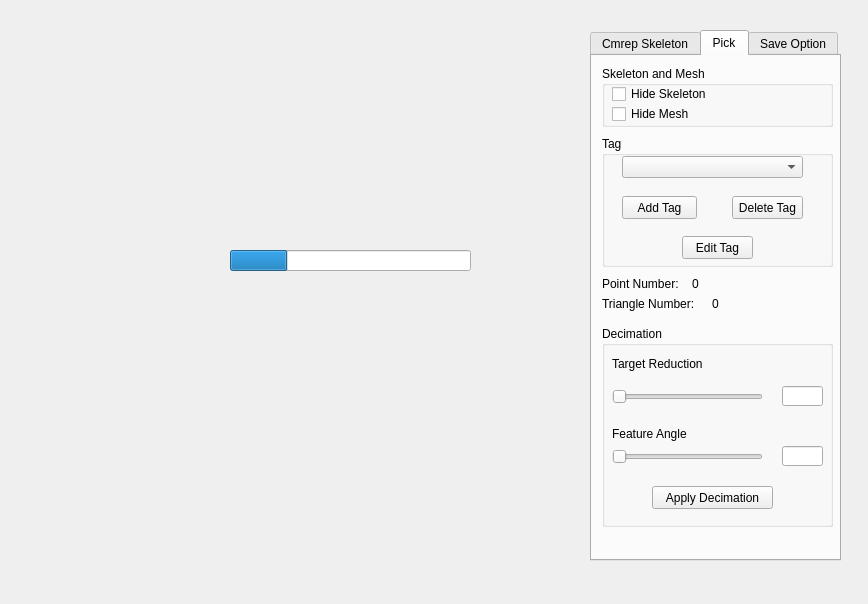
Old version of the form EventQtSlotConnect.ui in the repository tiansijie/cmrep_skelGUI.
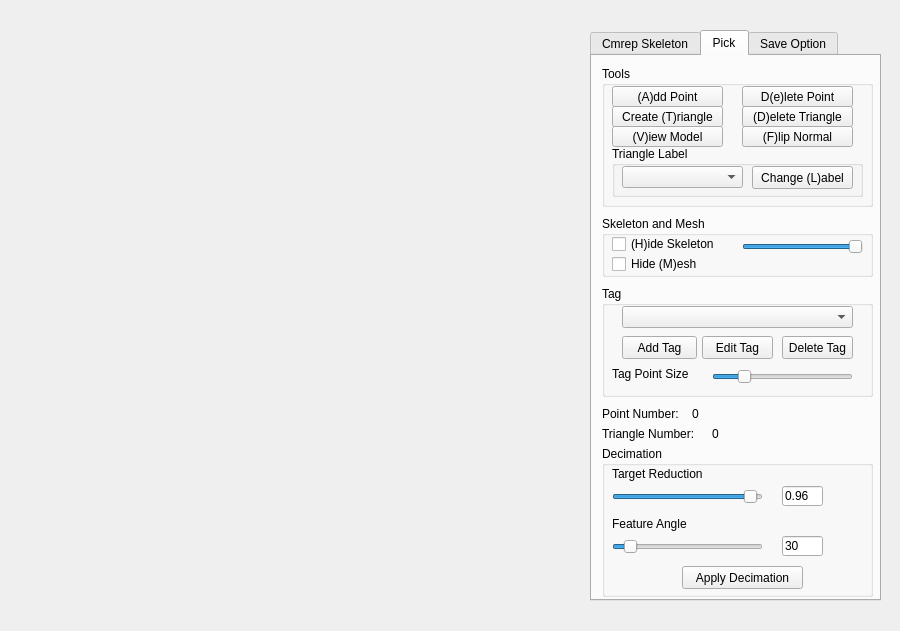
New version of the form. Custom widgets are drawn as their Qt base class.

The edit to the form file:
```diff
--- a/EventQtSlotConnect.ui
+++ b/EventQtSlotConnect.ui
@@ -6,8 +6,8 @@
    <rect>
     <x>0</x>
     <y>0</y>
-    <width>868</width>
-    <height>604</height>
+    <width>900</width>
+    <height>631</height>
    </rect>
   </property>
   <property name="windowTitle">
@@ -23,7 +23,7 @@
       <x>20</x>
       <y>30</y>
       <width>551</width>
-      <height>531</height>
+      <height>571</height>
      </rect>
     </property>
     <property name="sizePolicy">
@@ -41,8 +41,8 @@
      <rect>
       <x>590</x>
       <y>30</y>
-      <width>251</width>
-      <height>531</height>
+      <width>291</width>
+      <height>571</height>
      </rect>
     </property>
     <property name="currentIndex">
@@ -58,8 +58,8 @@
      <widget class="QPushButton" name="cmrepVskel">
       <property name="geometry">
        <rect>
-        <x>80</x>
-        <y>440</y>
+        <x>90</x>
+        <y>310</y>
         <width>101</width>
         <height>31</height>
        </rect>
@@ -71,59 +71,73 @@
      <widget class="QLabel" name="label">
       <property name="geometry">
        <rect>
-        <x>30</x>
+        <x>10</x>
         <y>100</y>
-        <width>54</width>
-        <height>12</height>
+        <width>91</width>
+        <height>16</height>
        </rect>
       </property>
+      <property name="toolTip">
+       <string>Minimal number of mesh edges separating two generator points of a VD face for it to be considered (try 2, 3)</string>
+      </property>
       <property name="text">
-       <string>e</string>
+       <string>Edge Criterion</string>
       </property>
      </widget>
      <widget class="QLabel" name="label_2">
       <property name="geometry">
        <rect>
-        <x>30</x>
+        <x>10</x>
         <y>130</y>
-        <width>54</width>
-        <height>12</height>
+        <width>101</width>
+        <height>16</height>
        </rect>
       </property>
+      <property name="toolTip">
+       <string>Prune the mesh using factor X.XX (try 2.0). The pruning algorithm deletes faces in the VD for which the ratio of the 
+geodesic distance between the generating points and the euclidean distance between these points is less than X.XX</string>
+      </property>
       <property name="text">
-       <string>p</string>
+       <string>Pruning Factor</string>
       </property>
      </widget>
      <widget class="QLabel" name="label_3">
       <property name="geometry">
        <rect>
-        <x>30</x>
+        <x>10</x>
         <y>160</y>
-        <width>54</width>
-        <height>12</height>
+        <width>111</width>
+        <height>16</height>
        </rect>
       </property>
+      <property name="toolTip">
+       <string>Take at most N connected components of the skeleton</string>
+      </property>
       <property name="text">
-       <string>c</string>
+       <string>Max Conn.Component</string>
       </property>
      </widget>
      <widget class="QLabel" name="label_4">
       <property name="geometry">
        <rect>
-        <x>30</x>
+        <x>10</x>
         <y>190</y>
-        <width>54</width>
-        <height>12</height>
+        <width>71</width>
+        <height>16</height>
        </rect>
       </property>
+      <property name="toolTip">
+       <string>Tolerance for the inside/outside search algorithm (default 1e-6). Use lower values if holes appear in the skeleton. Set to 
+zero to disable pruning of outside vertices</string>
+      </property>
       <property name="text">
-       <string>t</string>
+       <string>Tolerance</string>
       </property>
      </widget>
      <widget class="QSpinBox" name="eParameter">
       <property name="geometry">
        <rect>
-        <x>60</x>
+        <x>150</x>
         <y>100</y>
         <width>42</width>
         <height>22</height>
@@ -133,39 +147,32 @@
      <widget class="QDoubleSpinBox" name="pParameter">
       <property name="geometry">
        <rect>
-        <x>60</x>
+        <x>150</x>
         <y>130</y>
         <width>62</width>
         <height>22</height>
        </rect>
       </property>
+      <property name="singleStep">
+       <double>0.100000000000000</double>
+      </property>
      </widget>
      <widget class="QSpinBox" name="cParameter">
       <property name="geometry">
        <rect>
-        <x>60</x>
+        <x>150</x>
         <y>160</y>
         <width>42</width>
         <height>22</height>
        </rect>
       </property>
      </widget>
-     <widget class="QSpinBox" name="tParameter">
-      <property name="geometry">
-       <rect>
-        <x>60</x>
-        <y>190</y>
-        <width>42</width>
-        <height>22</height>
-       </rect>
-      </property>
-     </widget>
      <widget class="Line" name="line">
       <property name="geometry">
        <rect>
         <x>0</x>
         <y>220</y>
-        <width>251</width>
+        <width>291</width>
         <height>20</height>
        </rect>
       </property>
@@ -178,7 +185,7 @@
        <rect>
         <x>-10</x>
         <y>60</y>
-        <width>251</width>
+        <width>301</width>
         <height>20</height>
        </rect>
       </property>
@@ -189,7 +196,7 @@
      <widget class="QLabel" name="label_5">
       <property name="geometry">
        <rect>
-        <x>70</x>
+        <x>100</x>
         <y>70</y>
         <width>101</width>
         <height>21</height>
@@ -202,7 +209,7 @@
      <widget class="QLabel" name="label_6">
       <property name="geometry">
        <rect>
-        <x>80</x>
+        <x>110</x>
         <y>240</y>
         <width>91</width>
         <height>16</height>
@@ -213,10 +220,13 @@
       </property>
      </widget>
      <widget class="QLabel" name="label_7">
+      <property name="enabled">
+       <bool>true</bool>
+      </property>
       <property name="geometry">
        <rect>
-        <x>30</x>
-        <y>260</y>
+        <x>50</x>
+        <y>380</y>
         <width>54</width>
         <height>12</height>
        </rect>
@@ -228,8 +238,8 @@
      <widget class="QLineEdit" name="sParameter">
       <property name="geometry">
        <rect>
-        <x>70</x>
-        <y>260</y>
+        <x>90</x>
+        <y>380</y>
         <width>113</width>
         <height>20</height>
        </rect>
@@ -238,8 +248,8 @@
      <widget class="QLabel" name="label_8">
       <property name="geometry">
        <rect>
-        <x>30</x>
-        <y>290</y>
+        <x>50</x>
+        <y>410</y>
         <width>54</width>
         <height>12</height>
        </rect>
@@ -251,8 +261,8 @@
      <widget class="QLineEdit" name="RParameter">
       <property name="geometry">
        <rect>
-        <x>70</x>
-        <y>290</y>
+        <x>90</x>
+        <y>410</y>
         <width>113</width>
         <height>20</height>
        </rect>
@@ -261,8 +271,8 @@
      <widget class="QLabel" name="label_9">
       <property name="geometry">
        <rect>
-        <x>30</x>
-        <y>320</y>
+        <x>50</x>
+        <y>440</y>
         <width>54</width>
         <height>12</height>
        </rect>
@@ -274,8 +284,8 @@
      <widget class="QLineEdit" name="TParameter">
       <property name="geometry">
        <rect>
-        <x>70</x>
-        <y>320</y>
+        <x>90</x>
+        <y>440</y>
         <width>113</width>
         <height>20</height>
        </rect>
@@ -284,8 +294,8 @@
      <widget class="QLabel" name="label_10">
       <property name="geometry">
        <rect>
-        <x>30</x>
-        <y>350</y>
+        <x>50</x>
+        <y>470</y>
         <width>54</width>
         <height>12</height>
        </rect>
@@ -297,8 +307,8 @@
      <widget class="QLineEdit" name="IParameter">
       <property name="geometry">
        <rect>
-        <x>70</x>
-        <y>350</y>
+        <x>90</x>
+        <y>470</y>
         <width>113</width>
         <height>20</height>
        </rect>
@@ -307,22 +317,26 @@
      <widget class="QLabel" name="label_11">
       <property name="geometry">
        <rect>
-        <x>30</x>
-        <y>380</y>
-        <width>54</width>
-        <height>12</height>
+        <x>10</x>
+        <y>270</y>
+        <width>151</width>
+        <height>16</height>
        </rect>
       </property>
+      <property name="toolTip">
+       <string>Postprocess skeleton with VTK's quadric clustering filter. The effect is to reduce the number of vertices in the skeleton. 
+Parameter n_bins is the number of bins in each dimension. A good value for n_bins is 20-50</string>
+      </property>
       <property name="text">
-       <string>q</string>
+       <string>Quadric Clustering Bins</string>
       </property>
      </widget>
      <widget class="QLineEdit" name="qParameter">
       <property name="geometry">
        <rect>
-        <x>70</x>
-        <y>380</y>
-        <width>113</width>
+        <x>160</x>
+        <y>270</y>
+        <width>101</width>
         <height>20</height>
        </rect>
       </property>
@@ -330,7 +344,7 @@
      <widget class="QLabel" name="label_12">
       <property name="geometry">
        <rect>
-        <x>70</x>
+        <x>100</x>
         <y>0</y>
         <width>101</width>
         <height>21</height>
@@ -343,26 +357,88 @@
      <widget class="QLabel" name="label_13">
       <property name="geometry">
        <rect>
-        <x>30</x>
+        <x>10</x>
         <y>40</y>
-        <width>54</width>
-        <height>12</height>
+        <width>121</width>
+        <height>16</height>
        </rect>
       </property>
+      <property name="toolTip">
+       <string> Path to the qvoronoi executable</string>
+      </property>
+      <property name="whatsThis">
+       <string/>
+      </property>
       <property name="text">
-       <string>Path</string>
+       <string>Path to the Qvoronoi</string>
       </property>
      </widget>
      <widget class="QLineEdit" name="pathParameter">
       <property name="geometry">
        <rect>
-        <x>70</x>
+        <x>150</x>
         <y>40</y>
         <width>113</width>
         <height>20</height>
        </rect>
       </property>
      </widget>
+     <widget class="QDoubleSpinBox" name="tParameter">
+      <property name="geometry">
+       <rect>
+        <x>150</x>
+        <y>190</y>
+        <width>62</width>
+        <height>22</height>
+       </rect>
+      </property>
+      <property name="singleStep">
+       <double>0.100000000000000</double>
+      </property>
+     </widget>
+     <widget class="QProgressBar" name="cmrep_progressBar">
+      <property name="geometry">
+       <rect>
+        <x>10</x>
+        <y>370</y>
+        <width>261</width>
+        <height>21</height>
+       </rect>
+      </property>
+      <property name="value">
+       <number>24</number>
+      </property>
+      <property name="textVisible">
+       <bool>false</bool>
+      </property>
+     </widget>
+     <zorder>label_9</zorder>
+     <zorder>label_8</zorder>
+     <zorder>IParameter</zorder>
+     <zorder>sParameter</zorder>
+     <zorder>label_7</zorder>
+     <zorder>RParameter</zorder>
+     <zorder>label_10</zorder>
+     <zorder>TParameter</zorder>
+     <zorder>cmrepVskel</zorder>
+     <zorder>label</zorder>
+     <zorder>label_2</zorder>
+     <zorder>label_3</zorder>
+     <zorder>label_4</zorder>
+     <zorder>eParameter</zorder>
+     <zorder>pParameter</zorder>
+     <zorder>cParameter</zorder>
+     <zorder>line</zorder>
+     <zorder>line_2</zorder>
+     <zorder>label_5</zorder>
+     <zorder>label_6</zorder>
+     <zorder>label_11</zorder>
+     <zorder>qParameter</zorder>
+     <zorder>label_12</zorder>
+     <zorder>label_13</zorder>
+     <zorder>pathParameter</zorder>
+     <zorder>tParameter</zorder>
+     <zorder>cmrep_progressBar</zorder>
     </widget>
     <widget class="QWidget" name="tab_2">
      <attribute name="title">
@@ -372,9 +448,9 @@
       <property name="geometry">
        <rect>
         <x>10</x>
-        <y>80</y>
-        <width>231</width>
-        <height>131</height>
+        <y>230</y>
+        <width>271</width>
+        <height>111</height>
        </rect>
       </property>
       <property name="title">
@@ -385,7 +461,7 @@
         <rect>
          <x>20</x>
          <y>20</y>
-         <width>181</width>
+         <width>231</width>
          <height>22</height>
         </rect>
        </property>
@@ -403,7 +479,7 @@
        <property name="geometry">
         <rect>
          <x>20</x>
-         <y>60</y>
+         <y>50</y>
          <width>75</width>
          <height>23</height>
         </rect>
@@ -415,8 +491,8 @@
       <widget class="QPushButton" name="pushButtonDeleteTag">
        <property name="geometry">
         <rect>
-         <x>130</x>
-         <y>60</y>
+         <x>180</x>
+         <y>50</y>
          <width>71</width>
          <height>23</height>
         </rect>
@@ -428,8 +504,8 @@
       <widget class="QPushButton" name="pushButtonEditTag">
        <property name="geometry">
         <rect>
-         <x>80</x>
-         <y>100</y>
+         <x>100</x>
+         <y>50</y>
          <width>71</width>
          <height>23</height>
         </rect>
@@ -438,12 +514,47 @@
         <string>Edit Tag</string>
        </property>
       </widget>
+      <widget class="QSlider" name="TagSizeSlider">
+       <property name="geometry">
+        <rect>
+         <x>110</x>
+         <y>80</y>
+         <width>141</width>
+         <height>22</height>
+        </rect>
+       </property>
+       <property name="maximum">
+        <number>50</number>
+       </property>
+       <property name="singleStep">
+        <number>1</number>
+       </property>
+       <property name="value">
+        <number>10</number>
+       </property>
+       <property name="orientation">
+        <enum>Qt::Horizontal</enum>
+       </property>
+      </widget>
+      <widget class="QLabel" name="label_20">
+       <property name="geometry">
+        <rect>
+         <x>10</x>
+         <y>80</y>
+         <width>91</width>
+         <height>16</height>
+        </rect>
+       </property>
+       <property name="text">
+        <string>Tag Point Size</string>
+       </property>
+      </widget>
      </widget>
      <widget class="QLabel" name="labelPoint">
       <property name="geometry">
        <rect>
         <x>10</x>
-        <y>220</y>
+        <y>350</y>
         <width>81</width>
         <height>16</height>
        </rect>
@@ -465,7 +576,7 @@
       <property name="geometry">
        <rect>
         <x>100</x>
-        <y>220</y>
+        <y>350</y>
         <width>31</width>
         <height>16</height>
        </rect>
@@ -487,7 +598,7 @@
       <property name="geometry">
        <rect>
         <x>10</x>
-        <y>240</y>
+        <y>370</y>
         <width>101</width>
         <height>16</height>
        </rect>
@@ -509,7 +620,7 @@
       <property name="geometry">
        <rect>
         <x>120</x>
-        <y>240</y>
+        <y>370</y>
         <width>31</width>
         <height>16</height>
        </rect>
@@ -531,8 +642,8 @@
       <property name="geometry">
        <rect>
         <x>10</x>
-        <y>10</y>
-        <width>231</width>
+        <y>160</y>
+        <width>271</width>
         <height>61</height>
        </rect>
       </property>
@@ -549,7 +660,7 @@
         </rect>
        </property>
        <property name="text">
-        <string>Hide Mesh</string>
+        <string>Hide (M)esh</string>
        </property>
       </widget>
       <widget class="QCheckBox" name="checkBoxHideSkel">
@@ -557,12 +668,28 @@
         <rect>
          <x>10</x>
          <y>20</y>
-         <width>101</width>
+         <width>121</width>
          <height>16</height>
         </rect>
        </property>
        <property name="text">
-        <string>Hide Skeleton</string>
+        <string>(H)ide Skeleton</string>
+       </property>
+      </widget>
+      <widget class="QSlider" name="SkelTransparentSlider">
+       <property name="geometry">
+        <rect>
+         <x>140</x>
+         <y>20</y>
+         <width>121</width>
+         <height>22</height>
+        </rect>
+       </property>
+       <property name="value">
+        <number>99</number>
+       </property>
+       <property name="orientation">
+        <enum>Qt::Horizontal</enum>
        </property>
       </widget>
      </widget>
@@ -570,9 +697,9 @@
       <property name="geometry">
        <rect>
         <x>10</x>
-        <y>270</y>
-        <width>231</width>
-        <height>201</height>
+        <y>390</y>
+        <width>271</width>
+        <height>151</height>
        </rect>
       </property>
       <property name="title">
@@ -582,7 +709,7 @@
        <property name="geometry">
         <rect>
          <x>10</x>
-         <y>60</y>
+         <y>40</y>
          <width>151</width>
          <height>22</height>
         </rect>
@@ -597,7 +724,7 @@
         <number>10</number>
        </property>
        <property name="value">
-        <number>0</number>
+        <number>96</number>
        </property>
        <property name="orientation">
         <enum>Qt::Horizontal</enum>
@@ -607,17 +734,20 @@
        <property name="geometry">
         <rect>
          <x>180</x>
-         <y>60</y>
+         <y>40</y>
          <width>41</width>
          <height>20</height>
         </rect>
        </property>
+       <property name="text">
+        <string>0.96</string>
+       </property>
       </widget>
       <widget class="QLabel" name="label_18">
        <property name="geometry">
         <rect>
          <x>10</x>
-         <y>30</y>
+         <y>20</y>
          <width>131</width>
          <height>16</height>
         </rect>
@@ -630,7 +760,7 @@
        <property name="geometry">
         <rect>
          <x>10</x>
-         <y>100</y>
+         <y>70</y>
          <width>91</width>
          <height>16</height>
         </rect>
@@ -643,7 +773,7 @@
        <property name="geometry">
         <rect>
          <x>10</x>
-         <y>120</y>
+         <y>90</y>
          <width>151</width>
          <height>22</height>
         </rect>
@@ -658,7 +788,7 @@
         <number>10</number>
        </property>
        <property name="value">
-        <number>0</number>
+        <number>30</number>
        </property>
        <property name="orientation">
         <enum>Qt::Horizontal</enum>
@@ -668,17 +798,20 @@
        <property name="geometry">
         <rect>
          <x>180</x>
-         <y>120</y>
+         <y>90</y>
          <width>41</width>
          <height>20</height>
         </rect>
        </property>
+       <property name="text">
+        <string>30</string>
+       </property>
       </widget>
       <widget class="QPushButton" name="ApplyDecimateButton">
        <property name="geometry">
         <rect>
-         <x>50</x>
-         <y>160</y>
+         <x>80</x>
+         <y>120</y>
          <width>121</width>
          <height>23</height>
         </rect>
@@ -688,6 +821,153 @@
        </property>
       </widget>
      </widget>
+     <widget class="QGroupBox" name="groupBox_2">
+      <property name="geometry">
+       <rect>
+        <x>10</x>
+        <y>10</y>
+        <width>271</width>
+        <height>141</height>
+       </rect>
+      </property>
+      <property name="title">
+       <string>Tools</string>
+      </property>
+      <widget class="QToolButton" name="AddPointToolButton">
+       <property name="geometry">
+        <rect>
+         <x>10</x>
+         <y>20</y>
+         <width>111</width>
+         <height>21</height>
+        </rect>
+       </property>
+       <property name="font">
+        <font>
+         <underline>false</underline>
+        </font>
+       </property>
+       <property name="toolTip">
+        <string>Add Tag Points(ctrl)</string>
+       </property>
+       <property name="text">
+        <string>(A)dd Point</string>
+       </property>
+      </widget>
+      <widget class="QToolButton" name="DelPointToolButton">
+       <property name="geometry">
+        <rect>
+         <x>140</x>
+         <y>20</y>
+         <width>111</width>
+         <height>21</height>
+        </rect>
+       </property>
+       <property name="toolTip">
+        <string>Delete tag points(s)</string>
+       </property>
+       <property name="text">
+        <string>D(e)lete Point</string>
+       </property>
+      </widget>
+      <widget class="QToolButton" name="CreateTriToolButton">
+       <property name="geometry">
+        <rect>
+         <x>10</x>
+         <y>40</y>
+         <width>111</width>
+         <height>21</height>
+        </rect>
+       </property>
+       <property name="toolTip">
+        <string>&lt;html&gt;&lt;head/&gt;&lt;body&gt;&lt;p&gt;Create triangle by clicking three different points(q)&lt;/p&gt;&lt;/body&gt;&lt;/html&gt;</string>
+       </property>
+       <property name="text">
+        <string>Create (T)riangle</string>
+       </property>
+      </widget>
+      <widget class="QToolButton" name="DelTriToolButton">
+       <property name="geometry">
+        <rect>
+         <x>140</x>
+         <y>40</y>
+         <width>111</width>
+         <height>21</height>
+        </rect>
+       </property>
+       <property name="toolTip">
+        <string>&lt;html&gt;&lt;head/&gt;&lt;body&gt;&lt;p&gt;Delete triangle(d)&lt;/p&gt;&lt;/body&gt;&lt;/html&gt;</string>
+       </property>
+       <property name="text">
+        <string>(D)elete Triangle</string>
+       </property>
+      </widget>
+      <widget class="QToolButton" name="FlipNormalToolButton">
+       <property name="geometry">
+        <rect>
+         <x>140</x>
+         <y>60</y>
+         <width>111</width>
+         <height>21</height>
+        </rect>
+       </property>
+       <property name="toolTip">
+        <string>&lt;html&gt;&lt;head/&gt;&lt;body&gt;&lt;p&gt;Flip normal of triangle(b)&lt;/p&gt;&lt;/body&gt;&lt;/html&gt;</string>
+       </property>
+       <property name="text">
+        <string>(F)lip Normal</string>
+       </property>
+      </widget>
+      <widget class="QToolButton" name="ViewToolButton">
+       <property name="geometry">
+        <rect>
+         <x>10</x>
+         <y>60</y>
+         <width>111</width>
+         <height>21</height>
+        </rect>
+       </property>
+       <property name="text">
+        <string>(V)iew Model</string>
+       </property>
+      </widget>
+      <widget class="QGroupBox" name="groupBox_3">
+       <property name="geometry">
+        <rect>
+         <x>10</x>
+         <y>80</y>
+         <width>251</width>
+         <height>51</height>
+        </rect>
+       </property>
+       <property name="title">
+        <string>Triangle Label</string>
+       </property>
+       <widget class="QComboBox" name="TriLabelComboBox">
+        <property name="geometry">
+         <rect>
+          <x>10</x>
+          <y>20</y>
+          <width>121</width>
+          <height>22</height>
+         </rect>
+        </property>
+       </widget>
+       <widget class="QPushButton" name="ChangeTriLabelButton">
+        <property name="geometry">
+         <rect>
+          <x>140</x>
+          <y>20</y>
+          <width>101</width>
+          <height>23</height>
+         </rect>
+        </property>
+        <property name="text">
+         <string>Change (L)abel</string>
+        </property>
+       </widget>
+      </widget>
+     </widget>
      <zorder>SkandMeshgroupBox</zorder>
      <zorder>TaggroupBox</zorder>
      <zorder>labelPoint</zorder>
@@ -695,6 +975,7 @@
      <zorder>labelTriangle</zorder>
      <zorder>TriangleNumber</zorder>
      <zorder>groupBox</zorder>
+     <zorder>groupBox_2</zorder>
     </widget>
     <widget class="QWidget" name="tab_3">
      <attribute name="title">
@@ -705,7 +986,7 @@
        <rect>
         <x>0</x>
         <y>10</y>
-        <width>241</width>
+        <width>281</width>
         <height>241</height>
        </rect>
       </property>
@@ -820,9 +1101,9 @@
       <widget class="Line" name="line_3">
        <property name="geometry">
         <rect>
-         <x>7</x>
+         <x>-3</x>
          <y>90</y>
-         <width>221</width>
+         <width>281</width>
          <height>20</height>
         </rect>
        </property>
@@ -849,9 +1130,9 @@
       <widget class="Line" name="line_4">
        <property name="geometry">
         <rect>
-         <x>10</x>
+         <x>-10</x>
          <y>170</y>
-         <width>211</width>
+         <width>291</width>
          <height>20</height>
         </rect>
        </property>
@@ -891,25 +1172,39 @@
      </widget>
     </widget>
    </widget>
-   <widget class="QProgressBar" name="cmrep_progressBar">
+   <widget class="QLabel" name="OperationModelLabel">
+    <property name="enabled">
+     <bool>true</bool>
+    </property>
     <property name="geometry">
      <rect>
-      <x>230</x>
-      <y>250</y>
-      <width>241</width>
-      <height>21</height>
+      <x>20</x>
+      <y>10</y>
+      <width>121</width>
+      <height>16</height>
      </rect>
     </property>
-    <property name="value">
-     <number>24</number>
+    <property name="font">
+     <font>
+      <pointsize>10</pointsize>
+     </font>
     </property>
-    <property name="textVisible">
-     <bool>false</bool>
+    <property name="autoFillBackground">
+     <bool>true</bool>
+    </property>
+    <property name="text">
+     <string/>
+    </property>
+    <property name="wordWrap">
+     <bool>true</bool>
+    </property>
+    <property name="textInteractionFlags">
+     <set>Qt::LinksAccessibleByMouse|Qt::TextEditable</set>
     </property>
    </widget>
    <zorder>tabWidget</zorder>
    <zorder>qvtkWidget</zorder>
-   <zorder>cmrep_progressBar</zorder>
+   <zorder>OperationModelLabel</zorder>
   </widget>
   <action name="actionOpenFile">
    <property name="enabled">
```
